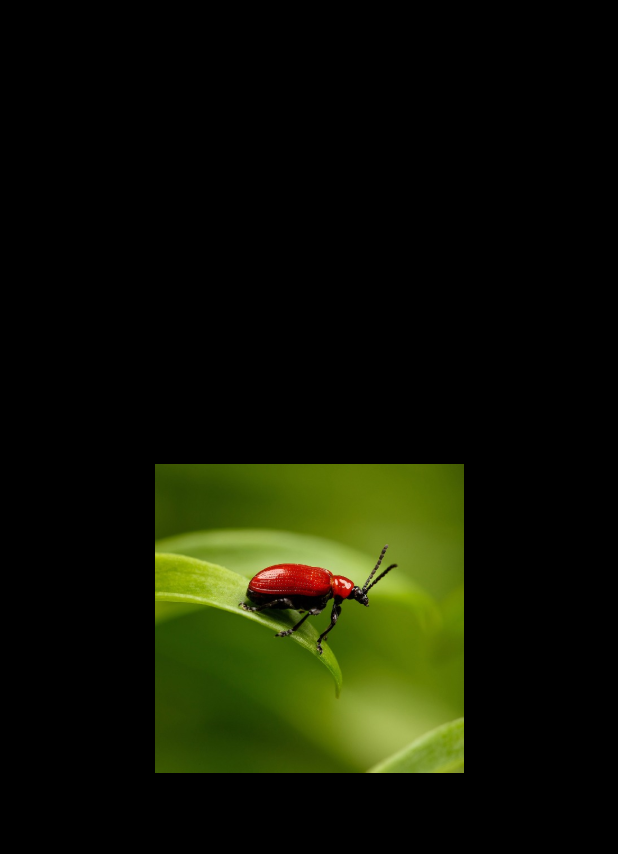
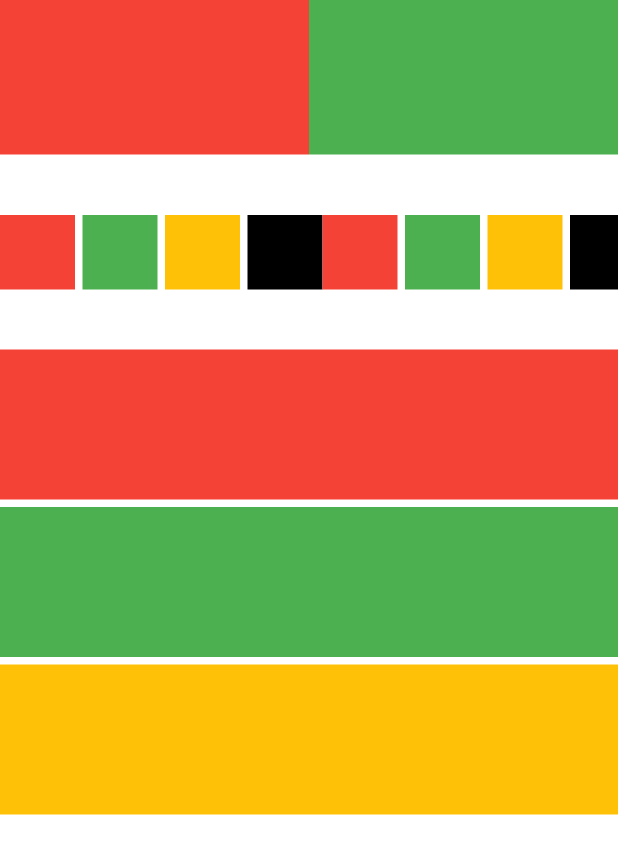
Before and after one commit to Mohiuddin655-DEV/flutter_utils, a Flutter app: the screen it shows after launch, on a phone screen of 412 x 824 dp. Shown: the top 854 px of the screen. Run offline on Flutter 3.47's test engine with Material 2 defaults, Android fonts, the light colour scheme and no system bars; our stand-ins replace cached_network_image, cloud_firestore, connectivity_plus, firebase_core, firebase_database, firebase_storage and 6 more; accounts and stored records are empty.

Commit message:
recycler_view - v.1.0.1

```diff
--- /dev/null
+++ b/lib/core/widgets/recycler_view.dart
@@ -0,0 +1,232 @@
+import 'package:flutter/material.dart';
+import 'package:flutter_utils/core/widgets/view_builder.dart';
+
+class RecyclerView<T> extends StatefulWidget {
+  final List<T> items;
+  final Axis direction;
+  final int? itemCount;
+  final int itemSnap;
+
+  final LayoutType layoutType;
+  final Widget Function(int index, T item) builder;
+  final Widget Function(int index, T item)? separator;
+
+  const RecyclerView({
+    Key? key,
+    required this.items,
+    required this.builder,
+    this.separator,
+    this.direction = Axis.vertical,
+    this.itemCount,
+    this.itemSnap = 1,
+    this.layoutType = LayoutType.linear,
+  }) : super(key: key);
+
+  @override
+  State<RecyclerView<T>> createState() => _RecyclerViewState<T>();
+}
+
+class _RecyclerViewState<T> extends State<RecyclerView<T>> {
+  late int itemCount = widget.items.length;
+
+  @override
+  Widget build(BuildContext context) {
+    itemCount = widget.itemCount ?? itemCount;
+    return layout;
+  }
+
+  Widget get layout {
+    switch (widget.layoutType) {
+      case LayoutType.linear:
+        return ViewBuilder(
+          component: widget.direction == Axis.horizontal,
+          builder: (value) {
+            return value ? horizontal : vertical;
+          },
+        );
+      case LayoutType.grid:
+        return ViewBuilder(
+          component: widget.direction == Axis.horizontal,
+          builder: (value) {
+            return value ? horizontalGrid : verticalGrid;
+          },
+        );
+      case LayoutType.strangle:
+        return ViewBuilder(
+          component: widget.direction == Axis.horizontal,
+          builder: (value) {
+            return value ? horizontal : vertical;
+          },
+        );
+    }
+  }
+
+  Widget get horizontal {
+    return SingleChildScrollView(
+      scrollDirection: Axis.horizontal,
+      child: Row(
+        crossAxisAlignment: CrossAxisAlignment.start,
+        mainAxisAlignment: MainAxisAlignment.start,
+        mainAxisSize: MainAxisSize.min,
+        children: widget.items.getRange(0, itemCount).map((item) {
+          final index = widget.items.indexOf(item);
+          return ViewBuilder(
+            component: widget.separator != null,
+            builder: (value) {
+              if (value) {
+                return Row(
+                  mainAxisSize: MainAxisSize.min,
+                  children: [
+                    widget.builder.call(
+                      index,
+                      item,
+                    ),
+                    ViewBuilder(
+                      component: widget.items[itemCount - 1] != item,
+                      builder: (value) {
+                        if (value) {
+                          return widget.separator?.call(index, item);
+                        } else {
+                          return null;
+                        }
+                      },
+                    ),
+                  ],
+                );
+              } else {
+                return widget.builder.call(
+                  index,
+                  item,
+                );
+              }
+            },
+          );
+        }).toList(),
+      ),
+    );
+  }
+
+  Widget get vertical {
+    return SingleChildScrollView(
+      child: Column(
+        crossAxisAlignment: CrossAxisAlignment.start,
+        mainAxisAlignment: MainAxisAlignment.start,
+        mainAxisSize: MainAxisSize.min,
+        children: widget.items.getRange(0, itemCount).map((item) {
+          final index = widget.items.indexOf(item);
+          return ViewBuilder(
+            component: widget.separator != null,
+            builder: (value) {
+              if (value) {
+                return Column(
+                  mainAxisSize: MainAxisSize.min,
+                  children: [
+                    widget.builder.call(
+                      index,
+                      item,
+                    ),
+                    ViewBuilder(
+                      component: widget.items[itemCount - 1] != item,
+                      builder: (value) {
+                        if (value) {
+                          return widget.separator?.call(index, item);
+                        } else {
+                          return null;
+                        }
+                      },
+                    ),
+                  ],
+                );
+              } else {
+                return widget.builder.call(
+                  index,
+                  item,
+                );
+              }
+            },
+          );
+        }).toList(),
+      ),
+    );
+  }
+
+  Widget get horizontalGrid {
+    return SingleChildScrollView(
+      scrollDirection: Axis.horizontal,
+      child: Row(
+        crossAxisAlignment: CrossAxisAlignment.start,
+        mainAxisAlignment: MainAxisAlignment.start,
+        mainAxisSize: MainAxisSize.min,
+        children: widget.items.getRange(0, itemCount).map((item) {
+          final index = widget.items.indexOf(item);
+          return ViewBuilder(
+            component: widget.separator != null,
+            builder: (value) {
+              if (value) {
+                return Row(
+                  mainAxisSize: MainAxisSize.min,
+                  children: [
+                    widget.builder.call(
+                      index,
+                      item,
+                    ),
+                    ViewBuilder(
+                      component: widget.items[itemCount - 1] != item,
+                      builder: (value) {
+                        if (value) {
+                          return widget.separator?.call(index, item);
+                        } else {
+                          return null;
+                        }
+                      },
+                    ),
+                  ],
+                );
+              } else {
+                return widget.builder.call(
+                  index,
+                  item,
+                );
+              }
+            },
+          );
+        }).toList(),
+      ),
+    );
+  }
+
+  Widget get verticalGrid {
+    return Column(
+      crossAxisAlignment: CrossAxisAlignment.start,
+      mainAxisAlignment: MainAxisAlignment.start,
+      mainAxisSize: MainAxisSize.min,
+      children: widget.items.getRange(i, itemCount~/widget.itemSnap).map((item) {
+        final index = widget.items.indexOf(item);
+        return verticalGridItem(index, item);
+      }).toList(),
+    );
+  }
+
+  int i = 0;
+
+  Widget verticalGridItem(int start, T item) {
+    final end = start + (widget.itemSnap);
+    return Row(
+      children: widget.items.getRange(start, end).map((item) {
+        i = widget.items.indexOf(item);
+        return Expanded(
+          child: widget.builder.call(
+            i,
+            item,
+          ),
+        );
+      }).toList(),
+    );
+  }
+
+  Widget expended(Widget child) {
+    return Expanded(child: child);
+  }
+}
+
+enum LayoutType { linear, grid, strangle }
--- a/lib/main.dart
+++ b/lib/main.dart
@@ -1,5 +1,5 @@
 import 'package:flutter/material.dart';
-import 'package:flutter_utils/presentation/pages/image_view_checking_page/image_view_checking_view.dart';
+import 'package:flutter_utils/presentation/pages/recycler_view/recycler_view_page.dart';
 
 void main() {
   runApp(const MyApp());
@@ -16,7 +16,7 @@ class MyApp extends StatelessWidget {
       theme: ThemeData(
         primarySwatch: Colors.blue,
       ),
-      home: const ImageViewPage(),
+      home: const RecyclerViewPage(),
     );
   }
 }
--- /dev/null
+++ b/lib/presentation/pages/recycler_view/recycler_view_page.dart
@@ -0,0 +1,109 @@
+import 'package:flutter/material.dart';
+import 'package:flutter_utils/core/widgets/recycler_view.dart';
+
+class RecyclerViewPage extends StatelessWidget {
+  const RecyclerViewPage({Key? key}) : super(key: key);
+
+  @override
+  Widget build(BuildContext context) {
+    final size = MediaQuery.of(context).size;
+    final items = [
+      Colors.red,
+      Colors.green,
+      Colors.amber,
+      Colors.black,
+      Colors.red,
+      Colors.green,
+      Colors.amber,
+      Colors.black,
+      Colors.red,
+      Colors.green,
+      Colors.amber,
+      Colors.black,
+      Colors.red,
+      Colors.green,
+      Colors.amber,
+      Colors.black,
+    ];
+    return Scaffold(
+      backgroundColor: Colors.white,
+      body: SafeArea(
+        child: SingleChildScrollView(
+          child: Column(
+            crossAxisAlignment: CrossAxisAlignment.start,
+            children: [
+              RecyclerView(
+                direction: Axis.vertical,
+                layoutType: LayoutType.grid,
+                items: items,
+                itemCount: 3,
+                itemSnap: 2,
+                builder: (index, item) {
+                  return Container(
+                    height: size.width / 4,
+                    width: size.width,
+                    color: item,
+                  );
+                },
+                separator: (index, item) {
+                  return const SizedBox(
+                    height: 5,
+                    width: 5,
+                  );
+                },
+              ),
+              const SizedBox(height: 40),
+              RecyclerView(
+                direction: Axis.horizontal,
+                layoutType: LayoutType.linear,
+                items: items,
+                builder: (index, item) {
+                  return Column(
+                    mainAxisSize: MainAxisSize.min,
+                    children: [
+                      Container(
+                        height: 50,
+                        width: 50,
+                        color: item,
+                      ),
+                    ],
+                  );
+                },
+                separator: (index, item) {
+                  return const SizedBox(
+                    height: 5,
+                    width: 5,
+                  );
+                },
+              ),
+              const SizedBox(height: 40),
+              RecyclerView(
+                itemCount: 3,
+                direction: Axis.vertical,
+                items: items,
+                builder: (index, item) {
+                  return Column(
+                    mainAxisSize: MainAxisSize.min,
+                    children: [
+                      Container(
+                        height: 100,
+                        width: double.infinity,
+                        color: item,
+                      ),
+                    ],
+                  );
+                },
+                separator: (index, item) {
+                  return const SizedBox(
+                    height: 5,
+                    width: 5,
+                  );
+                },
+              ),
+            ],
+          ),
+        ),
+      ),
+    );
+  }
+}
```
Also changed, not shown: assets/images/video_placeholder.webp (added).
